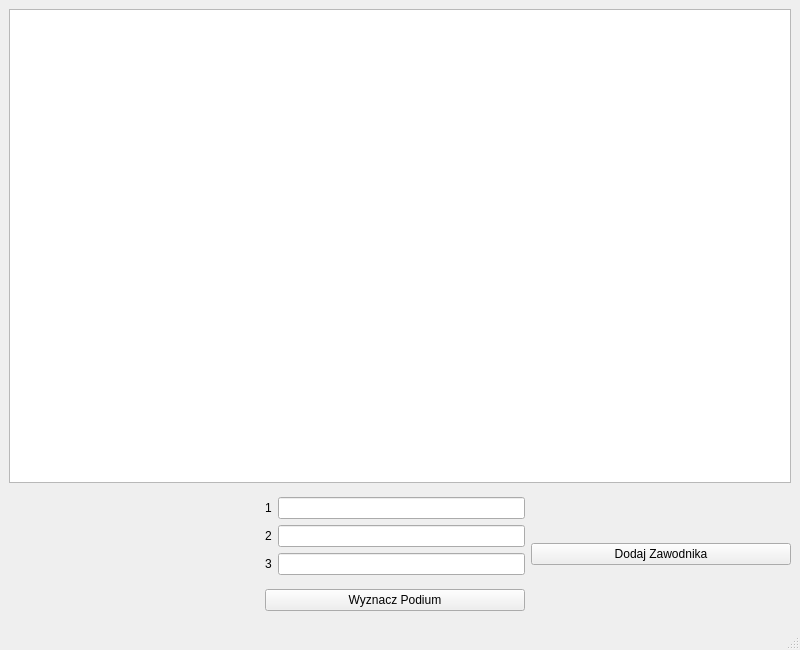
Qt form KolosZawodnicy/mainwindow.ui (MikolajSkaziak/QTTrening) before a commit.
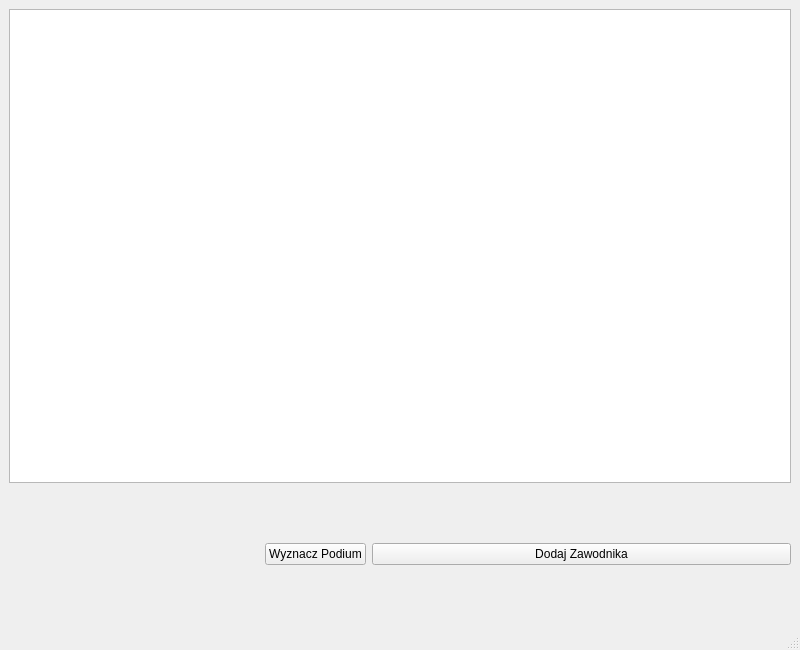
The same form after that commit.

Diff of the .ui file:
```diff
--- a/KolosZawodnicy/mainwindow.ui
+++ b/KolosZawodnicy/mainwindow.ui
@@ -21,7 +21,7 @@
        <widget class="QTableWidget" name="tableWidget"/>
       </item>
       <item>
-       <layout class="QHBoxLayout" name="horizontalLayout_2" stretch="3,3,3">
+       <layout class="QHBoxLayout" name="horizontalLayout_2" stretch="3,0,3">
         <item>
          <widget class="QLabel" name="logo">
           <property name="minimumSize">
@@ -43,48 +43,6 @@
         </item>
         <item>
          <layout class="QVBoxLayout" name="verticalLayout_3">
-          <item>
-           <layout class="QHBoxLayout" name="horizontalLayout">
-            <item>
-             <layout class="QVBoxLayout" name="verticalLayout_2">
-              <item>
-               <widget class="QLabel" name="label_2">
-                <property name="text">
-                 <string>1</string>
-                </property>
-               </widget>
-              </item>
-              <item>
-               <widget class="QLabel" name="label_3">
-                <property name="text">
-                 <string>2</string>
-                </property>
-               </widget>
-              </item>
-              <item>
-               <widget class="QLabel" name="label_4">
-                <property name="text">
-                 <string>3</string>
-                </property>
-               </widget>
-              </item>
-             </layout>
-            </item>
-            <item>
-             <layout class="QVBoxLayout" name="verticalLayout">
-              <item>
-               <widget class="QLineEdit" name="pierwszeMiejsce"/>
-              </item>
-              <item>
-               <widget class="QLineEdit" name="Drugiemiejsce"/>
-              </item>
-              <item>
-               <widget class="QLineEdit" name="trzecieMiejsce"/>
-              </item>
-             </layout>
-            </item>
-           </layout>
-          </item>
           <item>
            <widget class="QPushButton" name="Podium">
             <property name="text">
```
